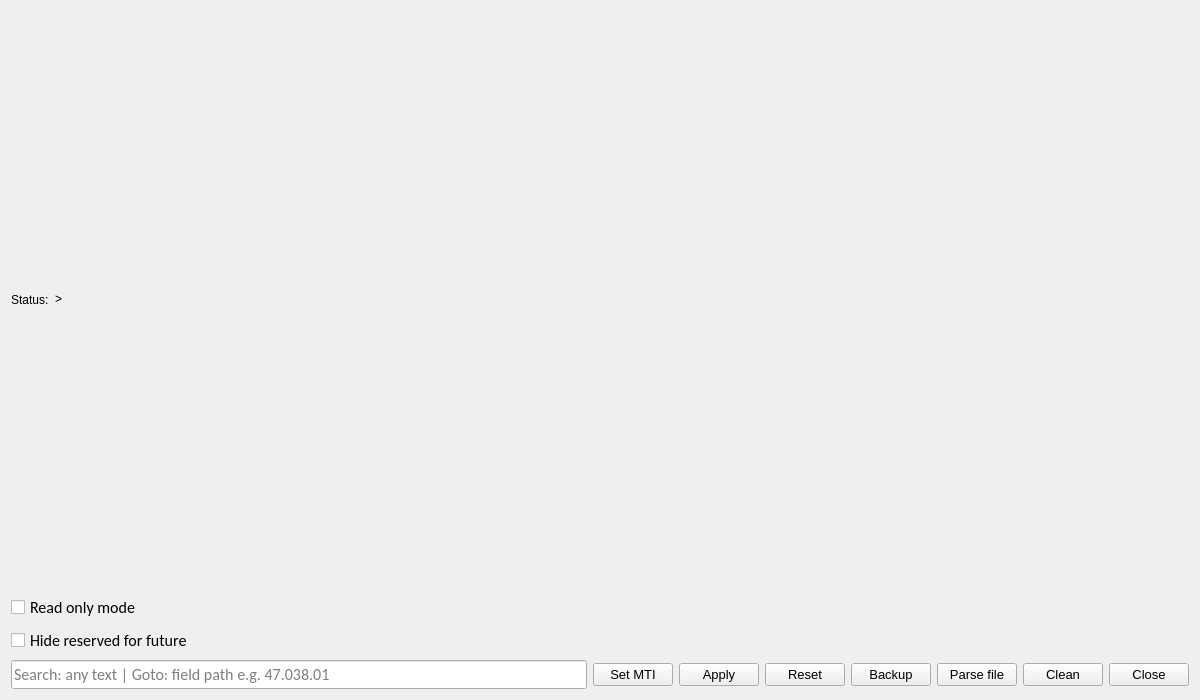
Old version of the form common/gui/forms/spec.ui in the repository FedorIvanov37/sv-terminal.
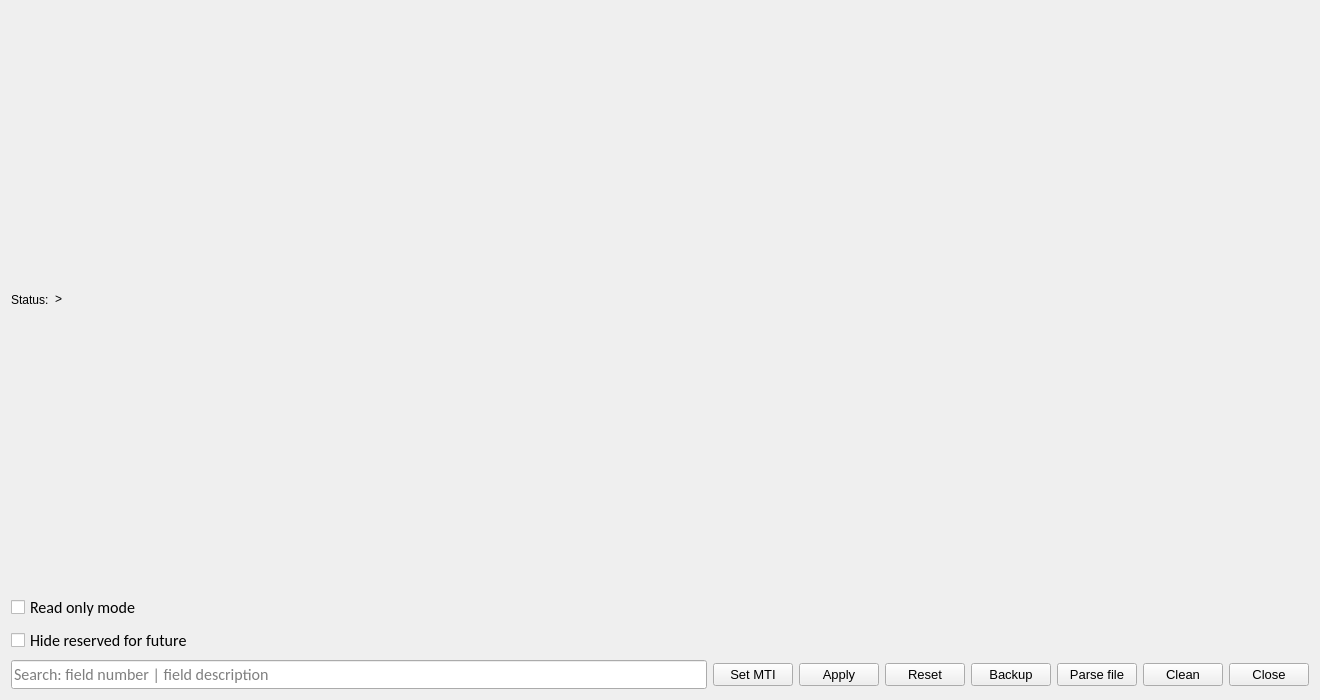
New version of the form.

```diff
--- a/common/gui/forms/spec.ui
+++ b/common/gui/forms/spec.ui
@@ -6,7 +6,7 @@
    <rect>
     <x>0</x>
     <y>0</y>
-    <width>1200</width>
+    <width>1320</width>
     <height>700</height>
    </rect>
   </property>
@@ -18,13 +18,13 @@
   </property>
   <property name="minimumSize">
    <size>
-    <width>1200</width>
+    <width>1320</width>
     <height>700</height>
    </size>
   </property>
   <property name="maximumSize">
    <size>
-    <width>1200</width>
+    <width>1320</width>
     <height>700</height>
    </size>
   </property>
@@ -138,7 +138,7 @@
         <bool>false</bool>
        </property>
        <property name="placeholderText">
-        <string>Search: any text | Goto: field path e.g. 47.038.01</string>
+        <string>Search: field number | field description</string>
        </property>
        <property name="clearButtonEnabled">
         <bool>true</bool>
```
